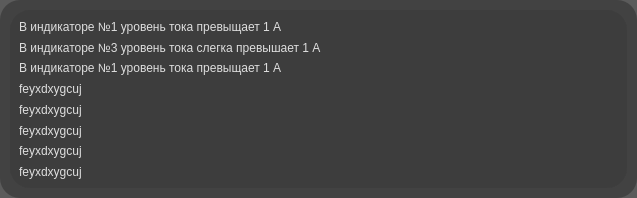
The window that UI/UI/errorwindow.ui (zerotonyq/MTCOLD) describes before a commit, drawn with Qt 5.
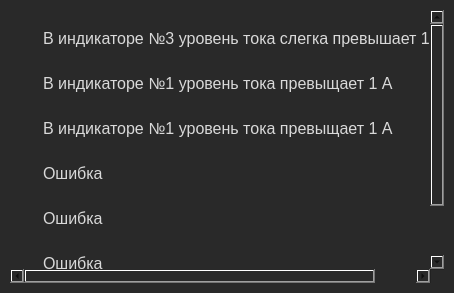
The same window after the commit.

What changed in the file:
```diff
--- a/UI/UI/errorwindow.ui
+++ b/UI/UI/errorwindow.ui
@@ -6,17 +6,19 @@
    <rect>
     <x>0</x>
     <y>0</y>
-    <width>637</width>
-    <height>198</height>
+    <width>454</width>
+    <height>293</height>
    </rect>
   </property>
   <property name="windowTitle">
    <string>Form</string>
   </property>
   <property name="styleSheet">
-   <string notr="true">color: rgb(222, 222, 222);
-background: rgba(61, 61, 61, 0.85);
-border-radius: 20px;</string>
+   <string notr="true">background: #292929;
+border-radius: 20px;
+text-align: center;
+display: flex;
+justify-content: center;</string>
   </property>
   <layout class="QVBoxLayout" name="verticalLayout">
    <property name="sizeConstraint">
@@ -36,6 +38,19 @@
    </property>
    <item>
     <widget class="QScrollArea" name="scrollArea">
+     <property name="styleSheet">
+      <string notr="true">background: #292929;
+display: flex;
+align-items: center;
+justify-content: center;
+flex-direction: column;
+gap: 37px;
+border-radius: 20px;
+z-index: 0;
+
+
+</string>
+     </property>
      <property name="widgetResizable">
       <bool>true</bool>
      </property>
@@ -44,18 +59,22 @@
        <rect>
         <x>0</x>
         <y>0</y>
-        <width>596</width>
-        <height>231</height>
+        <width>424</width>
+        <height>288</height>
        </rect>
       </property>
+      <property name="styleSheet">
+       <string notr="true">background: transparent;
+text-align: center;
+align-items: center;
+justify-content: center;
+font-size: 16px; /* или другой размер в зависимости от нужд */
+color: #D9D9D9; 
+font-family: 'random grotesque standard book', sans-serif; 
+text-shadow: 1px 1px 4px rgba(255, 255, 255, 0.8); /* светлый эффект тени текста */
+padding: 10px 20px; /* немного пространства вокруг текста */</string>
+      </property>
       <layout class="QVBoxLayout" name="verticalLayout_2">
-       <item>
-        <widget class="QLabel" name="label">
-         <property name="text">
-          <string>В индикаторе №1 уровень тока превыщает 1 А</string>
-         </property>
-        </widget>
-       </item>
        <item>
         <widget class="QLabel" name="label_4">
          <property name="text">
@@ -73,35 +92,35 @@
        <item>
         <widget class="QLabel" name="label_7">
          <property name="text">
-          <string>feyxdxygcuj</string>
+          <string>В индикаторе №1 уровень тока превыщает 1 А</string>
          </property>
         </widget>
        </item>
        <item>
         <widget class="QLabel" name="label_6">
          <property name="text">
-          <string>feyxdxygcuj</string>
+          <string>Ошибка</string>
          </property>
         </widget>
        </item>
        <item>
         <widget class="QLabel" name="label_5">
          <property name="text">
-          <string>feyxdxygcuj</string>
+          <string>Ошибка</string>
          </property>
         </widget>
        </item>
        <item>
         <widget class="QLabel" name="label_2">
          <property name="text">
-          <string>feyxdxygcuj</string>
+          <string>Ошибка</string>
          </property>
         </widget>
        </item>
        <item>
         <widget class="QLabel" name="label_3">
          <property name="text">
-          <string>feyxdxygcuj</string>
+          <string>Ошибка</string>
          </property>
         </widget>
        </item>
```
